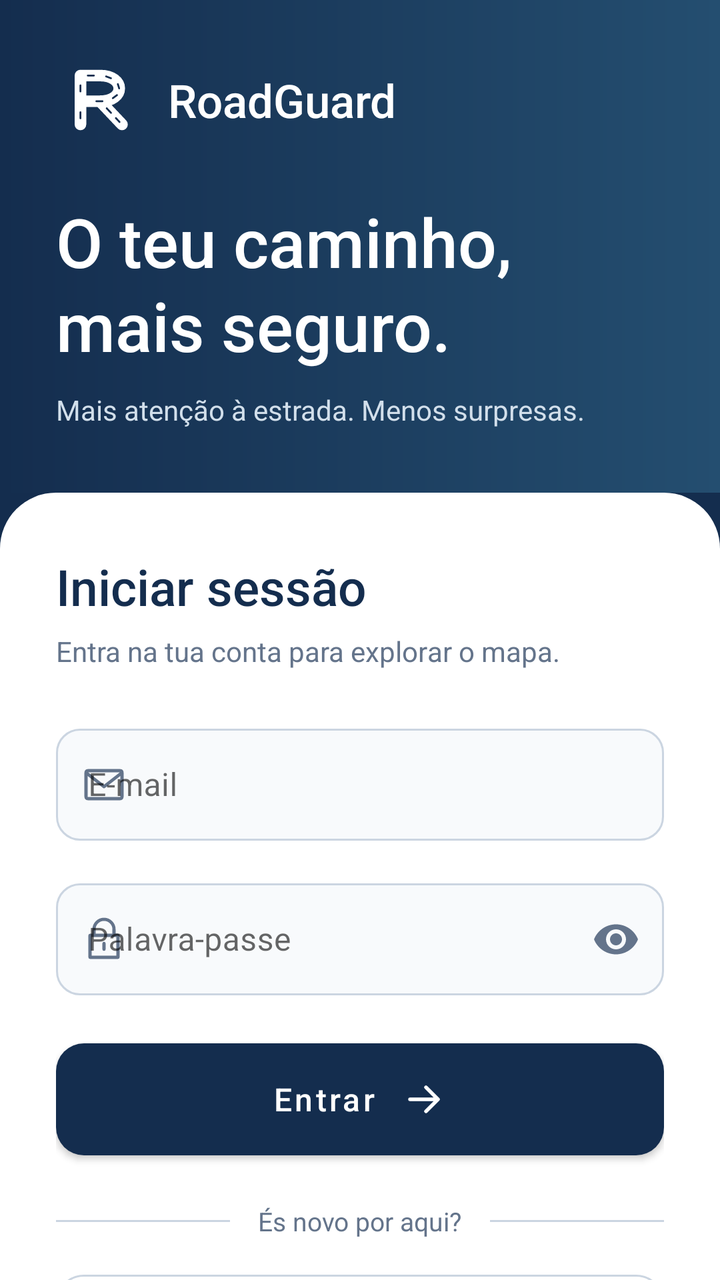
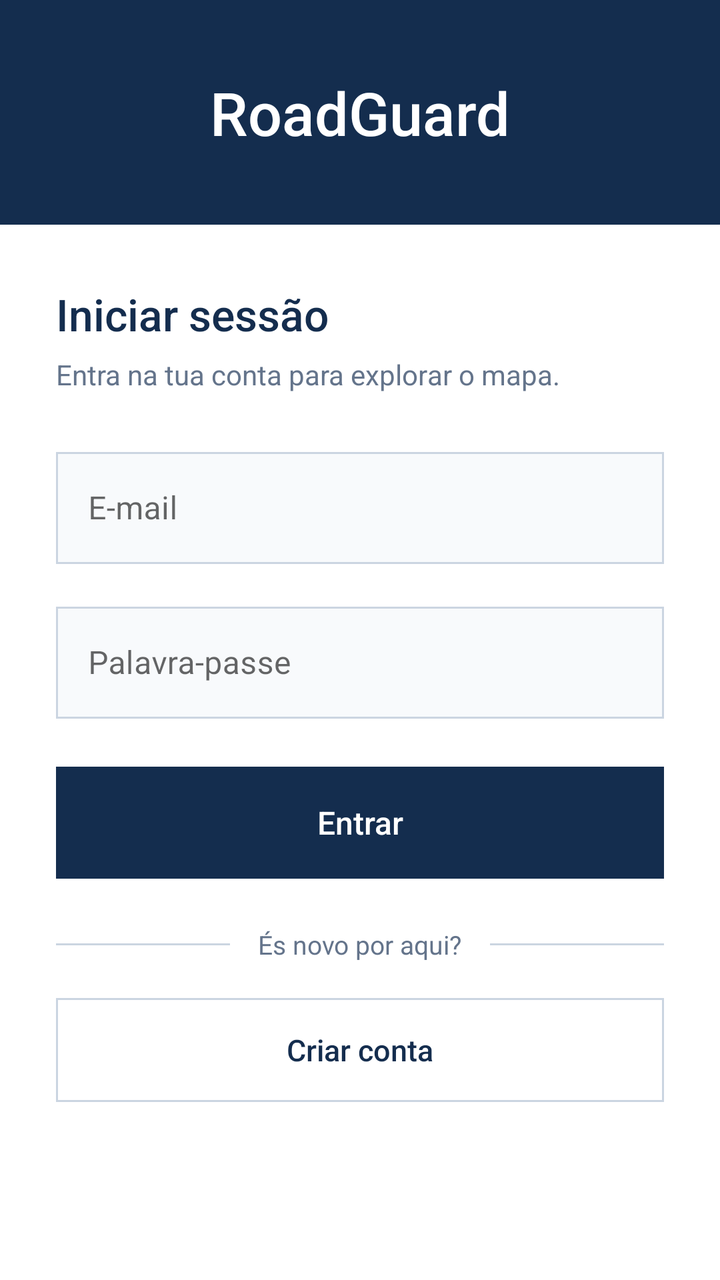

Screens rendered from an Android XML layout before and after an edit, with the pre-edit source and the edit as a unified diff.
<!-- AndroidManifest.xml: activity theme Theme.RoadGuard.Login -->
<!-- res/layout/activity_main.xml -->
<?xml version="1.0" encoding="utf-8"?>
<androidx.core.widget.NestedScrollView xmlns:android="http://schemas.android.com/apk/res/android"
        xmlns:app="http://schemas.android.com/apk/res-auto"
        android:id="@+id/login_scroll"
        android:layout_width="match_parent" android:layout_height="match_parent"
        android:background="@color/login_navy" android:fillViewport="true"
        android:clipToPadding="true" android:scrollbars="none">

    <LinearLayout
            android:layout_width="match_parent" android:layout_height="wrap_content"
            android:orientation="vertical" android:focusableInTouchMode="true">

        <LinearLayout
                android:layout_width="match_parent" android:layout_height="wrap_content"
                android:orientation="vertical" android:background="@drawable/bg_login_header"
                android:paddingStart="28dp" android:paddingEnd="28dp"
                android:paddingTop="28dp" android:paddingBottom="32dp">

            <LinearLayout
                    android:layout_width="match_parent" android:layout_height="wrap_content"
                    android:gravity="center_vertical" android:orientation="horizontal">
                <ImageView
                        android:layout_width="44dp" android:layout_height="44dp"
                        android:src="@drawable/ic_login_brand" android:importantForAccessibility="no" />
                <TextView
                        android:layout_width="wrap_content" android:layout_height="wrap_content"
                        android:layout_marginStart="12dp" android:text="@string/app_name"
                        android:fontFamily="sans-serif-medium" android:textSize="23sp"
                        android:textColor="@color/white" />
            </LinearLayout>

            <TextView
                    android:layout_width="match_parent" android:layout_height="wrap_content"
                    android:layout_marginTop="26dp" android:text="@string/login_headline"
                    android:textSize="34sp" android:fontFamily="sans-serif-medium"
                    android:lineSpacingExtra="2dp" android:textColor="@color/white" />
            <TextView
                    android:layout_width="match_parent" android:layout_height="wrap_content"
                    android:layout_marginTop="10dp" android:text="@string/login_tagline"
                    android:textSize="14sp" android:textColor="@color/login_header_muted"
                    android:lineSpacingExtra="3dp" />
        </LinearLayout>

        <LinearLayout
                android:layout_width="match_parent" android:layout_height="wrap_content"
                android:layout_weight="1" android:orientation="vertical"
                android:background="@drawable/bg_login_form"
                android:paddingStart="28dp" android:paddingEnd="28dp"
                android:paddingTop="30dp" android:paddingBottom="24dp">

            <TextView
                    android:layout_width="match_parent" android:layout_height="wrap_content"
                    android:text="@string/login_title" android:textSize="25sp"
                    android:fontFamily="sans-serif-medium" android:textColor="@color/login_navy" />
            <TextView
                    android:layout_width="match_parent" android:layout_height="wrap_content"
                    android:layout_marginTop="6dp" android:layout_marginBottom="24dp"
                    android:text="@string/login_subtitle" android:textSize="14sp"
                    android:textColor="@color/login_muted" />

            <com.google.android.material.textfield.TextInputLayout
                    style="@style/Widget.MaterialComponents.TextInputLayout.OutlinedBox"
                    android:layout_width="match_parent" android:layout_height="wrap_content"
                    android:hint="@string/hint_email" app:boxBackgroundColor="@color/login_field"
                    app:boxStrokeColor="@color/login_field_stroke"
                    app:boxCornerRadiusTopStart="12dp" app:boxCornerRadiusTopEnd="12dp"
                    app:boxCornerRadiusBottomStart="12dp" app:boxCornerRadiusBottomEnd="12dp"
                    app:startIconDrawable="@drawable/ic_login_email" app:startIconTint="@color/login_muted">
                <com.google.android.material.textfield.TextInputEditText
                        android:id="@+id/edit_email"
                        android:layout_width="match_parent" android:layout_height="wrap_content"
                        android:minHeight="56dp" android:inputType="textEmailAddress"
                        android:autofillHints="emailAddress" android:imeOptions="actionNext"
                        android:maxLines="1" android:textSize="16sp"
                        android:textColor="@color/login_navy" android:textColorHint="@color/login_muted" />
            </com.google.android.material.textfield.TextInputLayout>

            <com.google.android.material.textfield.TextInputLayout
                    style="@style/Widget.MaterialComponents.TextInputLayout.OutlinedBox"
                    android:layout_width="match_parent" android:layout_height="wrap_content"
                    android:layout_marginTop="16dp" android:hint="@string/hint_password"
                    app:boxBackgroundColor="@color/login_field" app:boxStrokeColor="@color/login_field_stroke"
                    app:boxCornerRadiusTopStart="12dp" app:boxCornerRadiusTopEnd="12dp"
                    app:boxCornerRadiusBottomStart="12dp" app:boxCornerRadiusBottomEnd="12dp"
                    app:startIconDrawable="@drawable/ic_login_lock" app:startIconTint="@color/login_muted"
                    app:endIconMode="password_toggle" app:endIconTint="@color/login_muted">
                <com.google.android.material.textfield.TextInputEditText
                        android:id="@+id/edit_password"
                        android:layout_width="match_parent" android:layout_height="wrap_content"
                        android:minHeight="56dp" android:inputType="textPassword"
                        android:autofillHints="password" android:imeOptions="actionDone"
                        android:maxLines="1" android:textSize="16sp"
                        android:textColor="@color/login_navy" android:textColorHint="@color/login_muted" />
            </com.google.android.material.textfield.TextInputLayout>

            <com.google.android.material.button.MaterialButton
                    android:id="@+id/btn_login"
                    android:layout_width="match_parent" android:layout_height="56dp"
                    android:layout_marginTop="24dp" android:insetTop="0dp" android:insetBottom="0dp"
                    android:text="@string/btn_login" android:textAllCaps="false" android:textSize="16sp"
                    android:fontFamily="sans-serif-medium" android:textColor="@color/white"
                    app:backgroundTint="@color/login_navy" app:cornerRadius="14dp"
                    app:icon="@drawable/ic_login_arrow" app:iconGravity="textEnd"
                    app:iconPadding="12dp" app:iconTint="@color/white" />

            <LinearLayout
                    android:layout_width="match_parent" android:layout_height="wrap_content"
                    android:layout_marginTop="24dp" android:layout_marginBottom="18dp"
                    android:gravity="center_vertical" android:orientation="horizontal">
                <View android:layout_width="0dp" android:layout_height="1dp"
                        android:layout_weight="1" android:background="@color/login_border" />
                <TextView
                        android:layout_width="wrap_content" android:layout_height="wrap_content"
                        android:paddingStart="14dp" android:paddingEnd="14dp"
                        android:text="@string/login_new_here" android:textSize="13sp"
                        android:textColor="@color/login_muted" />
                <View android:layout_width="0dp" android:layout_height="1dp"
                        android:layout_weight="1" android:background="@color/login_border" />
            </LinearLayout>

            <com.google.android.material.button.MaterialButton
                    android:id="@+id/btn_ir_registo"
                    style="@style/Widget.MaterialComponents.Button.OutlinedButton"
                    android:layout_width="match_parent" android:layout_height="52dp"
                    android:insetTop="0dp" android:insetBottom="0dp"
                    android:text="@string/login_create_account" android:textAllCaps="false"
                    android:textSize="15sp" android:fontFamily="sans-serif-medium"
                    android:textColor="@color/login_navy" app:backgroundTint="@color/white"
                    app:strokeColor="@color/login_border" app:strokeWidth="1dp" app:cornerRadius="14dp" />
        </LinearLayout>
    </LinearLayout>
</androidx.core.widget.NestedScrollView>
<!-- resources referenced by this layout -->
<resources>
  <color name="login_border">#CBD5E1</color>
  <color name="login_field">#F8FAFC</color>
  <color name="login_header_muted">#D2DFEB</color>
  <color name="login_muted">#64748B</color>
  <color name="login_navy">#142D4E</color>
  <color name="white">#FFFFFFFF</color>
  <!-- drawable bg_login_form (drawable) -->
  <?xml version="1.0" encoding="utf-8"?>
  <shape xmlns:android="http://schemas.android.com/apk/res/android">
      <solid android:color="@color/white" />
      <corners android:topLeftRadius="28dp" android:topRightRadius="28dp" />
  </shape>
  <!-- drawable bg_login_header (drawable) -->
  <?xml version="1.0" encoding="utf-8"?>
  <shape xmlns:android="http://schemas.android.com/apk/res/android">
      <gradient android:angle="0" android:startColor="#142D4E" android:endColor="#244E70" />
  </shape>
  <!-- drawable ic_login_arrow (drawable) -->
  <?xml version="1.0" encoding="utf-8"?>
  <vector xmlns:android="http://schemas.android.com/apk/res/android"
          android:width="24dp" android:height="24dp" android:viewportWidth="24" android:viewportHeight="24">
      <path android:pathData="M5,12 L19,12 M13,6 L19,12 L13,18"
              android:fillColor="@android:color/transparent" android:strokeColor="#FFFFFF"
              android:strokeWidth="1.8" android:strokeLineCap="round" android:strokeLineJoin="round" />
  </vector>
  <!-- drawable ic_login_brand (drawable) -->
  <?xml version="1.0" encoding="utf-8"?>
  <vector xmlns:android="http://schemas.android.com/apk/res/android"
          android:width="44dp" android:height="44dp" android:viewportWidth="72" android:viewportHeight="72">
      <path android:pathData="M20,56 L20,16 L36,16 C57,16 57,37 36,37 L20,37 M36,37 L54,56"
              android:fillColor="@android:color/transparent" android:strokeColor="#FFFFFF"
              android:strokeWidth="9.5" android:strokeLineCap="round" android:strokeLineJoin="round" />
      <path android:pathData="M20,51 L20,46 M20,29 L20,24 M26,16 L31,16 M41,16.7 L45,18.2 M50.6,23 L51.7,26.5 M49.9,32 L46.5,34.5 M38,37 L33,37 M41.5,42.8 L45,46.5 M49,50.8 L52,54"
              android:fillColor="@android:color/transparent" android:strokeColor="@color/login_navy"
              android:strokeWidth="1.5" android:strokeLineCap="round" />
  </vector>
  <!-- drawable ic_login_email (drawable) -->
  <?xml version="1.0" encoding="utf-8"?>
  <vector xmlns:android="http://schemas.android.com/apk/res/android"
          android:width="24dp" android:height="24dp" android:viewportWidth="24" android:viewportHeight="24">
      <path android:pathData="M4,5 L20,5 Q21,5 21,6 L21,18 Q21,19 20,19 L4,19 Q3,19 3,18 L3,6 Q3,5 4,5 Z M3,6 L12,13 L21,6"
              android:fillColor="@android:color/transparent" android:strokeColor="#64748B"
              android:strokeWidth="1.6" android:strokeLineJoin="round" />
  </vector>
  <!-- drawable ic_login_lock (drawable) -->
  <?xml version="1.0" encoding="utf-8"?>
  <vector xmlns:android="http://schemas.android.com/apk/res/android"
          android:width="24dp" android:height="24dp" android:viewportWidth="24" android:viewportHeight="24">
      <path android:pathData="M7,10 L7,7 A5,5 0,0 1,17 7 L17,10 M5,10 L19,10 L19,21 L5,21 Z M12,14 L12,17"
              android:fillColor="@android:color/transparent" android:strokeColor="#64748B"
              android:strokeWidth="1.6" android:strokeLineCap="round" android:strokeLineJoin="round" />
  </vector>
  <string name="app_name">RoadGuard</string>
  <string name="btn_login">Entrar</string>
  <string name="hint_email">E-mail</string>
  <string name="hint_password">Palavra-passe</string>
  <string name="login_create_account">Criar conta</string>
  <string name="login_headline">O teu caminho,\nmais seguro.</string>
  <string name="login_new_here">És novo por aqui?</string>
  <string name="login_subtitle">Entra na tua conta para explorar o mapa.</string>
  <string name="login_tagline">Mais atenção à estrada. Menos surpresas.</string>
  <string name="login_title">Iniciar sessão</string>
  <!-- unchanged entries left out for length: 2 -->
</resources>

<!-- the commit's change to res/layout/activity_main.xml (unified diff, before → after) -->
@@ -1,132 +1,185 @@
 <?xml version="1.0" encoding="utf-8"?>
-<androidx.core.widget.NestedScrollView xmlns:android="http://schemas.android.com/apk/res/android"
-        xmlns:app="http://schemas.android.com/apk/res-auto"
-        android:id="@+id/login_scroll"
-        android:layout_width="match_parent" android:layout_height="match_parent"
-        android:background="@color/login_navy" android:fillViewport="true"
-        android:clipToPadding="true" android:scrollbars="none">
-
+<androidx.core.widget.NestedScrollView
+    xmlns:android="http://schemas.android.com/apk/res/android"
+    xmlns:app="http://schemas.android.com/apk/res-auto"
+    android:id="@+id/login_scroll"
+    android:layout_width="match_parent"
+    android:layout_height="match_parent"
+    android:background="@color/login_navy"
+    android:fillViewport="true"
+    android:clipToPadding="true"
+    android:scrollbars="none">
     <LinearLayout
-            android:layout_width="match_parent" android:layout_height="wrap_content"
-            android:orientation="vertical" android:focusableInTouchMode="true">
-
+        android:layout_width="match_parent"
+        android:layout_height="wrap_content"
+        android:orientation="vertical"
+        android:focusableInTouchMode="true">
         <LinearLayout
-                android:layout_width="match_parent" android:layout_height="wrap_content"
-                android:orientation="vertical" android:background="@drawable/bg_login_header"
-                android:paddingStart="28dp" android:paddingEnd="28dp"
-                android:paddingTop="28dp" android:paddingBottom="32dp">
-
-            <LinearLayout
-                    android:layout_width="match_parent" android:layout_height="wrap_content"
-                    android:gravity="center_vertical" android:orientation="horizontal">
-                <ImageView
-                        android:layout_width="44dp" android:layout_height="44dp"
-                        android:src="@drawable/ic_login_brand" android:importantForAccessibility="no" />
-                <TextView
-                        android:layout_width="wrap_content" android:layout_height="wrap_content"
-                        android:layout_marginStart="12dp" android:text="@string/app_name"
-                        android:fontFamily="sans-serif-medium" android:textSize="23sp"
-                        android:textColor="@color/white" />
-            </LinearLayout>
-
+            android:layout_width="match_parent"
+            android:layout_height="wrap_content"
+            android:orientation="vertical"
+            android:gravity="center"
+            android:background="@color/login_navy"
+            android:paddingStart="28dp"
+            android:paddingEnd="28dp"
+            android:paddingTop="36dp"
+            android:paddingBottom="36dp">
             <TextView
-                    android:layout_width="match_parent" android:layout_height="wrap_content"
-                    android:layout_marginTop="26dp" android:text="@string/login_headline"
-                    android:textSize="34sp" android:fontFamily="sans-serif-medium"
-                    android:lineSpacingExtra="2dp" android:textColor="@color/white" />
-            <TextView
-                    android:layout_width="match_parent" android:layout_height="wrap_content"
-                    android:layout_marginTop="10dp" android:text="@string/login_tagline"
-                    android:textSize="14sp" android:textColor="@color/login_header_muted"
-                    android:lineSpacingExtra="3dp" />
+                android:layout_width="match_parent"
+                android:layout_height="wrap_content"
+                android:gravity="center"
+                android:text="@string/app_name"
+                android:fontFamily="sans-serif-medium"
+                android:textSize="30sp"
+                android:textColor="@color/white" />
         </LinearLayout>
 
         <LinearLayout
-                android:layout_width="match_parent" android:layout_height="wrap_content"
-                android:layout_weight="1" android:orientation="vertical"
-                android:background="@drawable/bg_login_form"
-                android:paddingStart="28dp" android:paddingEnd="28dp"
-                android:paddingTop="30dp" android:paddingBottom="24dp">
+            android:layout_width="match_parent"
+            android:layout_height="wrap_content"
+            android:layout_weight="1"
+            android:orientation="vertical"
+            android:background="@color/white"
+            android:paddingStart="28dp"
+            android:paddingEnd="28dp"
+            android:paddingTop="30dp"
+            android:paddingBottom="24dp">
+            <TextView
+                android:layout_width="match_parent"
+                android:layout_height="wrap_content"
+                android:text="@string/login_title"
+                android:textSize="22sp"
+                android:fontFamily="sans-serif-medium"
+                android:textColor="@color/login_navy" />
 
             <TextView
-                    android:layout_width="match_parent" android:layout_height="wrap_content"
-                    android:text="@string/login_title" android:textSize="25sp"
-                    android:fontFamily="sans-serif-medium" android:textColor="@color/login_navy" />
-            <TextView
-                    android:layout_width="match_parent" android:layout_height="wrap_content"
-                    android:layout_marginTop="6dp" android:layout_marginBottom="24dp"
-                    android:text="@string/login_subtitle" android:textSize="14sp"
-                    android:textColor="@color/login_muted" />
+                android:layout_width="match_parent"
+                android:layout_height="wrap_content"
+                android:layout_marginTop="6dp"
+                android:layout_marginBottom="24dp"
+                android:text="@string/login_subtitle"
+                android:textSize="14sp"
+                android:textColor="@color/login_muted" />
 
             <com.google.android.material.textfield.TextInputLayout
-                    style="@style/Widget.MaterialComponents.TextInputLayout.OutlinedBox"
-                    android:layout_width="match_parent" android:layout_height="wrap_content"
-                    android:hint="@string/hint_email" app:boxBackgroundColor="@color/login_field"
-                    app:boxStrokeColor="@color/login_field_stroke"
-                    app:boxCornerRadiusTopStart="12dp" app:boxCornerRadiusTopEnd="12dp"
-                    app:boxCornerRadiusBottomStart="12dp" app:boxCornerRadiusBottomEnd="12dp"
-                    app:startIconDrawable="@drawable/ic_login_email" app:startIconTint="@color/login_muted">
+                style="@style/Widget.MaterialComponents.TextInputLayout.OutlinedBox"
+                android:layout_width="match_parent"
+                android:layout_height="wrap_content"
+                android:hint="@string/hint_email"
+                app:boxBackgroundColor="@color/login_field"
+                app:boxStrokeColor="@color/login_field_stroke"
+                app:boxCornerRadiusTopStart="0dp"
+                app:boxCornerRadiusTopEnd="0dp"
+                app:boxCornerRadiusBottomStart="0dp"
+                app:boxCornerRadiusBottomEnd="0dp"
+                app:endIconMode="none">
                 <com.google.android.material.textfield.TextInputEditText
-                        android:id="@+id/edit_email"
-                        android:layout_width="match_parent" android:layout_height="wrap_content"
-                        android:minHeight="56dp" android:inputType="textEmailAddress"
-                        android:autofillHints="emailAddress" android:imeOptions="actionNext"
-                        android:maxLines="1" android:textSize="16sp"
-                        android:textColor="@color/login_navy" android:textColorHint="@color/login_muted" />
+                    android:id="@+id/edit_email"
+                    android:layout_width="match_parent"
+                    android:layout_height="wrap_content"
+                    android:minHeight="56dp"
+                    android:inputType="textEmailAddress"
+                    android:autofillHints="emailAddress"
+                    android:imeOptions="actionNext"
+                    android:maxLines="1"
+                    android:textSize="16sp"
+                    android:textColor="@color/login_navy"
+                    android:textColorHint="@color/login_muted" />
             </com.google.android.material.textfield.TextInputLayout>
 
             <com.google.android.material.textfield.TextInputLayout
-                    style="@style/Widget.MaterialComponents.TextInputLayout.OutlinedBox"
-                    android:layout_width="match_parent" android:layout_height="wrap_content"
-                    android:layout_marginTop="16dp" android:hint="@string/hint_password"
-                    app:boxBackgroundColor="@color/login_field" app:boxStrokeColor="@color/login_field_stroke"
-                    app:boxCornerRadiusTopStart="12dp" app:boxCornerRadiusTopEnd="12dp"
-                    app:boxCornerRadiusBottomStart="12dp" app:boxCornerRadiusBottomEnd="12dp"
-                    app:startIconDrawable="@drawable/ic_login_lock" app:startIconTint="@color/login_muted"
-                    app:endIconMode="password_toggle" app:endIconTint="@color/login_muted">
+                style="@style/Widget.MaterialComponents.TextInputLayout.OutlinedBox"
+                android:layout_width="match_parent"
+                android:layout_height="wrap_content"
+                android:layout_marginTop="16dp"
+                android:hint="@string/hint_password"
+                app:boxBackgroundColor="@color/login_field"
+                app:boxStrokeColor="@color/login_field_stroke"
+                app:boxCornerRadiusTopStart="0dp"
+                app:boxCornerRadiusTopEnd="0dp"
+                app:boxCornerRadiusBottomStart="0dp"
+                app:boxCornerRadiusBottomEnd="0dp"
+                app:endIconMode="none">
                 <com.google.android.material.textfield.TextInputEditText
-                        android:id="@+id/edit_password"
-                        android:layout_width="match_parent" android:layout_height="wrap_content"
-                        android:minHeight="56dp" android:inputType="textPassword"
-                        android:autofillHints="password" android:imeOptions="actionDone"
-                        android:maxLines="1" android:textSize="16sp"
-                        android:textColor="@color/login_navy" android:textColorHint="@color/login_muted" />
+                    android:id="@+id/edit_password"
+                    android:layout_width="match_parent"
+                    android:layout_height="wrap_content"
+                    android:minHeight="56dp"
+                    android:inputType="textPassword"
+                    android:autofillHints="password"
+                    android:imeOptions="actionDone"
+                    android:maxLines="1"
+                    android:textSize="16sp"
+                    android:textColor="@color/login_navy"
+                    android:textColorHint="@color/login_muted" />
             </com.google.android.material.textfield.TextInputLayout>
 
             <com.google.android.material.button.MaterialButton
-                    android:id="@+id/btn_login"
-                    android:layout_width="match_parent" android:layout_height="56dp"
-                    android:layout_marginTop="24dp" android:insetTop="0dp" android:insetBottom="0dp"
-                    android:text="@string/btn_login" android:textAllCaps="false" android:textSize="16sp"
-                    android:fontFamily="sans-serif-medium" android:textColor="@color/white"
-                    app:backgroundTint="@color/login_navy" app:cornerRadius="14dp"
-                    app:icon="@drawable/ic_login_arrow" app:iconGravity="textEnd"
-                    app:iconPadding="12dp" app:iconTint="@color/white" />
+                android:id="@+id/btn_login"
+                android:layout_width="match_parent"
+                android:layout_height="56dp"
+                android:layout_marginTop="24dp"
+                android:insetTop="0dp"
+                android:insetBottom="0dp"
+                android:text="@string/btn_login"
+                android:textAllCaps="false"
+                android:textSize="16sp"
+                android:fontFamily="sans-serif-medium"
+                android:textColor="@color/white"
+                app:backgroundTint="@color/login_navy"
+                app:cornerRadius="0dp"
+                android:elevation="0dp"
+                android:stateListAnimator="@null"
+                android:letterSpacing="0" />
 
             <LinearLayout
-                    android:layout_width="match_parent" android:layout_height="wrap_content"
-                    android:layout_marginTop="24dp" android:layout_marginBottom="18dp"
-                    android:gravity="center_vertical" android:orientation="horizontal">
-                <View android:layout_width="0dp" android:layout_height="1dp"
-                        android:layout_weight="1" android:background="@color/login_border" />
+                android:layout_width="match_parent"
+                android:layout_height="wrap_content"
+                android:layout_marginTop="24dp"
+                android:layout_marginBottom="18dp"
+                android:gravity="center_vertical"
+                android:orientation="horizontal">
+                <View
+                    android:layout_width="0dp"
+                    android:layout_height="1dp"
+                    android:layout_weight="1"
+                    android:background="@color/login_border" />
+
                 <TextView
-                        android:layout_width="wrap_content" android:layout_height="wrap_content"
-                        android:paddingStart="14dp" android:paddingEnd="14dp"
-                        android:text="@string/login_new_here" android:textSize="13sp"
-                        android:textColor="@color/login_muted" />
-                <View android:layout_width="0dp" android:layout_height="1dp"
-                        android:layout_weight="1" android:background="@color/login_border" />
+                    android:layout_width="wrap_content"
+                    android:layout_height="wrap_content"
+                    android:paddingStart="14dp"
+                    android:paddingEnd="14dp"
+                    android:text="@string/login_new_here"
+                    android:textSize="13sp"
+                    android:textColor="@color/login_muted" />
+
+                <View
+                    android:layout_width="0dp"
+                    android:layout_height="1dp"
+                    android:layout_weight="1"
+                    android:background="@color/login_border" />
             </LinearLayout>
 
             <com.google.android.material.button.MaterialButton
-                    android:id="@+id/btn_ir_registo"
-                    style="@style/Widget.MaterialComponents.Button.OutlinedButton"
-                    android:layout_width="match_parent" android:layout_height="52dp"
-                    android:insetTop="0dp" android:insetBottom="0dp"
-                    android:text="@string/login_create_account" android:textAllCaps="false"
-                    android:textSize="15sp" android:fontFamily="sans-serif-medium"
-                    android:textColor="@color/login_navy" app:backgroundTint="@color/white"
-                    app:strokeColor="@color/login_border" app:strokeWidth="1dp" app:cornerRadius="14dp" />
+                android:id="@+id/btn_ir_registo"
+                style="@style/Widget.MaterialComponents.Button.OutlinedButton"
+                android:layout_width="match_parent"
+                android:layout_height="52dp"
+                android:insetTop="0dp"
+                android:insetBottom="0dp"
+                android:text="@string/login_create_account"
+                android:textAllCaps="false"
+                android:textSize="15sp"
+                android:fontFamily="sans-serif-medium"
+                android:textColor="@color/login_navy"
+                app:backgroundTint="@color/white"
+                app:strokeColor="@color/login_border"
+                app:strokeWidth="1dp"
+                app:cornerRadius="0dp"
+                android:elevation="0dp"
+                android:stateListAnimator="@null"
+                android:letterSpacing="0" />
         </LinearLayout>
     </LinearLayout>
 </androidx.core.widget.NestedScrollView>
<!-- resource entries referenced after the edit -->
@@ -2,65 +2,16 @@
 <resources>
   <color name="login_border">#CBD5E1</color>
   <color name="login_field">#F8FAFC</color>
-  <color name="login_header_muted">#D2DFEB</color>
   <color name="login_muted">#64748B</color>
   <color name="login_navy">#142D4E</color>
   <color name="white">#FFFFFFFF</color>
-  <!-- drawable bg_login_form (drawable) -->
-  <?xml version="1.0" encoding="utf-8"?>
-  <shape xmlns:android="http://schemas.android.com/apk/res/android">
-      <solid android:color="@color/white" />
-      <corners android:topLeftRadius="28dp" android:topRightRadius="28dp" />
-  </shape>
-  <!-- drawable bg_login_header (drawable) -->
-  <?xml version="1.0" encoding="utf-8"?>
-  <shape xmlns:android="http://schemas.android.com/apk/res/android">
-      <gradient android:angle="0" android:startColor="#142D4E" android:endColor="#244E70" />
-  </shape>
-  <!-- drawable ic_login_arrow (drawable) -->
-  <?xml version="1.0" encoding="utf-8"?>
-  <vector xmlns:android="http://schemas.android.com/apk/res/android"
-          android:width="24dp" android:height="24dp" android:viewportWidth="24" android:viewportHeight="24">
-      <path android:pathData="M5,12 L19,12 M13,6 L19,12 L13,18"
-              android:fillColor="@android:color/transparent" android:strokeColor="#FFFFFF"
-              android:strokeWidth="1.8" android:strokeLineCap="round" android:strokeLineJoin="round" />
-  </vector>
-  <!-- drawable ic_login_brand (drawable) -->
-  <?xml version="1.0" encoding="utf-8"?>
-  <vector xmlns:android="http://schemas.android.com/apk/res/android"
-          android:width="44dp" android:height="44dp" android:viewportWidth="72" android:viewportHeight="72">
-      <path android:pathData="M20,56 L20,16 L36,16 C57,16 57,37 36,37 L20,37 M36,37 L54,56"
-              android:fillColor="@android:color/transparent" android:strokeColor="#FFFFFF"
-              android:strokeWidth="9.5" android:strokeLineCap="round" android:strokeLineJoin="round" />
-      <path android:pathData="M20,51 L20,46 M20,29 L20,24 M26,16 L31,16 M41,16.7 L45,18.2 M50.6,23 L51.7,26.5 M49.9,32 L46.5,34.5 M38,37 L33,37 M41.5,42.8 L45,46.5 M49,50.8 L52,54"
-              android:fillColor="@android:color/transparent" android:strokeColor="@color/login_navy"
-              android:strokeWidth="1.5" android:strokeLineCap="round" />
-  </vector>
-  <!-- drawable ic_login_email (drawable) -->
-  <?xml version="1.0" encoding="utf-8"?>
-  <vector xmlns:android="http://schemas.android.com/apk/res/android"
-          android:width="24dp" android:height="24dp" android:viewportWidth="24" android:viewportHeight="24">
-      <path android:pathData="M4,5 L20,5 Q21,5 21,6 L21,18 Q21,19 20,19 L4,19 Q3,19 3,18 L3,6 Q3,5 4,5 Z M3,6 L12,13 L21,6"
-              android:fillColor="@android:color/transparent" android:strokeColor="#64748B"
-              android:strokeWidth="1.6" android:strokeLineJoin="round" />
-  </vector>
-  <!-- drawable ic_login_lock (drawable) -->
-  <?xml version="1.0" encoding="utf-8"?>
-  <vector xmlns:android="http://schemas.android.com/apk/res/android"
-          android:width="24dp" android:height="24dp" android:viewportWidth="24" android:viewportHeight="24">
-      <path android:pathData="M7,10 L7,7 A5,5 0,0 1,17 7 L17,10 M5,10 L19,10 L19,21 L5,21 Z M12,14 L12,17"
-              android:fillColor="@android:color/transparent" android:strokeColor="#64748B"
-              android:strokeWidth="1.6" android:strokeLineCap="round" android:strokeLineJoin="round" />
-  </vector>
   <string name="app_name">RoadGuard</string>
   <string name="btn_login">Entrar</string>
   <string name="hint_email">E-mail</string>
   <string name="hint_password">Palavra-passe</string>
   <string name="login_create_account">Criar conta</string>
-  <string name="login_headline">O teu caminho,\nmais seguro.</string>
   <string name="login_new_here">És novo por aqui?</string>
   <string name="login_subtitle">Entra na tua conta para explorar o mapa.</string>
-  <string name="login_tagline">Mais atenção à estrada. Menos surpresas.</string>
   <string name="login_title">Iniciar sessão</string>
   <!-- unchanged entries left out for length: 2 -->
 </resources>
